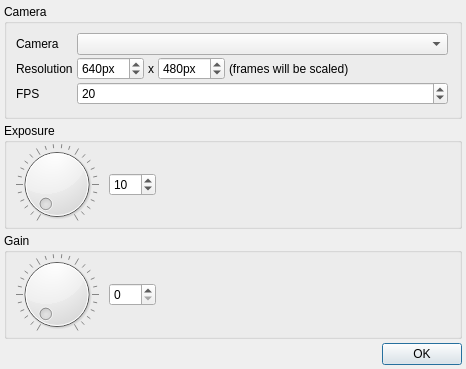
Above: src/modules/genericcamera/genericcamerasettingsdialog.ui from syntalos/syntalos before the change. Below: the same form after it.
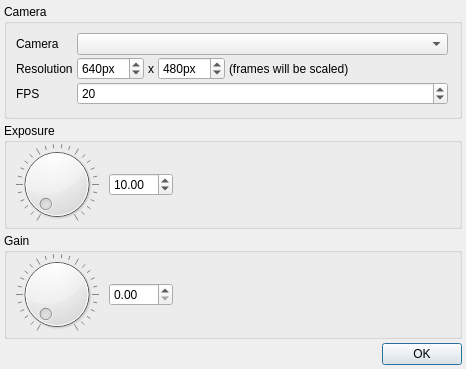
That is the form after the change.

Patch:
```diff
--- a/src/modules/genericcamera/genericcamerasettingsdialog.ui
+++ b/src/modules/genericcamera/genericcamerasettingsdialog.ui
@@ -218,18 +218,18 @@
        </widget>
       </item>
       <item>
-       <widget class="QSpinBox" name="sbExposure">
+       <widget class="QDoubleSpinBox" name="sbExposure">
         <property name="toolTip">
          <string>Adjust camera exposure</string>
         </property>
         <property name="minimum">
-         <number>1</number>
+         <double>1.000000000000000</double>
         </property>
         <property name="maximum">
-         <number>100</number>
+         <double>100.000000000000000</double>
         </property>
         <property name="value">
-         <number>10</number>
+         <double>10.000000000000000</double>
         </property>
        </widget>
       </item>
@@ -287,12 +287,12 @@
        </widget>
       </item>
       <item>
-       <widget class="QSpinBox" name="sbGain">
+       <widget class="QDoubleSpinBox" name="sbGain">
         <property name="toolTip">
          <string>Adjust gain</string>
         </property>
         <property name="maximum">
-         <number>100</number>
+         <double>100.000000000000000</double>
         </property>
        </widget>
       </item>
```
Left out of the diff: 36 changed lines with no effect on the pictures.
